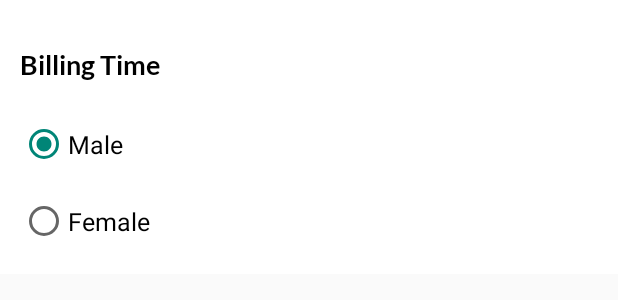
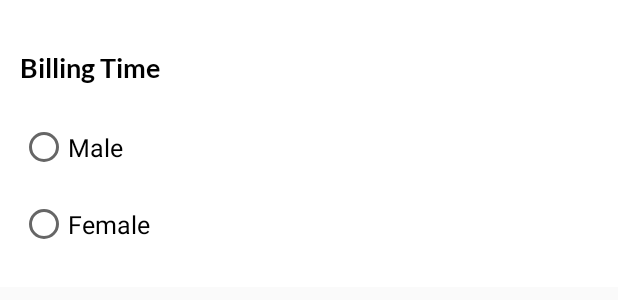
Before and after one commit to mariyarajendran/KotlinAndroid, an Android app: the layout custom_radio_group_dialog.xml on its own in the app's theme, with its tools: preview values and no code run, on a phone screen of 412 x 824 dp. Shown: the top 300 px of the screen. Run offline under Robolectric (Android 15) with nearby library versions, the phone set to English and light mode, and no system bars; Roboto replaces fonts that are not available here.

Commit message:
customer registaration radio button integrated

```diff
--- a/app/src/main/java/absa/cgs/com/ui/screens/register/RegistrationView.kt
+++ b/app/src/main/java/absa/cgs/com/ui/screens/register/RegistrationView.kt
@@ -1,6 +1,7 @@
 package absa.cgs.com.ui.screens.register
 
 import absa.cgs.com.ui.screens.base.BaseMvpView
+import absa.cgs.com.ui.screens.register.model.RadioButtonDataModel
 
 interface RegistrationView : BaseMvpView {
 
@@ -8,4 +9,6 @@ interface RegistrationView : BaseMvpView {
     fun onFailureResponse(error: String)
 
     fun showDialogMaleOrFemale()
+
+    fun onRadioButtonClickedListener(radioButtonListDataModel: List<RadioButtonDataModel>,title: String)
 }
--- /dev/null
+++ b/app/src/main/java/absa/cgs/com/ui/screens/register/model/RadioButtonDataModel.kt
@@ -0,0 +1,3 @@
+package absa.cgs.com.ui.screens.register.model
+
+data class RadioButtonDataModel(var title: String?)
--- a/app/src/main/res/layout/custom_radio_group_dialog.xml
+++ b/app/src/main/res/layout/custom_radio_group_dialog.xml
@@ -7,7 +7,7 @@
     android:orientation="vertical">
 
     <absa.cgs.com.utils.fonts.CustomTextView
-        android:id="@+id/custom_radio_group_tile_hint"
+        android:id="@+id/customRadioGroupTileHint"
         android:layout_width="match_parent"
         android:layout_height="wrap_content"
         android:layout_marginLeft="@dimen/_10sdp"
@@ -22,31 +22,31 @@
         app:layout_constraintVertical_bias="0.2"></absa.cgs.com.utils.fonts.CustomTextView>
 
     <RadioGroup
-        android:id="@+id/custom_radio_group"
+        android:id="@+id/customRadioGroup"
         android:layout_width="match_parent"
         android:layout_height="wrap_content"
         android:layout_marginLeft="@dimen/_10sdp"
         android:layout_marginTop="@dimen/_20sdp"
         android:layout_marginRight="@dimen/_10sdp"
-        android:layout_marginBottom="@dimen/_15sdp"
+        android:layout_marginBottom="@dimen/_20sdp"
         app:layout_constraintBottom_toBottomOf="parent"
         app:layout_constraintEnd_toEndOf="parent"
         app:layout_constraintStart_toStartOf="parent"
-        app:layout_constraintTop_toBottomOf="@+id/custom_radio_group_tile_hint"
+        app:layout_constraintTop_toBottomOf="@+id/customRadioGroupTileHint"
         app:layout_constraintVertical_bias="0.03">
 
         <absa.cgs.com.utils.fonts.CustomRadioButton
-            android:id="@+id/custom_radio_button_one"
+            android:id="@+id/customRadioButtonOne"
             android:layout_width="match_parent"
             android:layout_height="wrap_content"
-            android:checked="true"
+            android:checked="false"
             android:text="Male"
             android:textColor="@color/colorBlack"
             android:textSize="@dimen/_13sdp"></absa.cgs.com.utils.fonts.CustomRadioButton>
 
 
         <absa.cgs.com.utils.fonts.CustomRadioButton
-            android:id="@+id/custom_radio_button_two"
+            android:id="@+id/customRadioButtonTwo"
             android:layout_width="match_parent"
             android:layout_height="wrap_content"
             android:layout_marginTop="@dimen/_15sdp"
```
Also changed, not shown: app/src/main/java/absa/cgs/com/ui/screens/register/CustomerRegister.kt (+37 -8 lines), app/src/main/java/absa/cgs/com/ui/screens/register/RegistrationPresenter.kt (+37 -3 lines), app/src/main/java/absa/cgs/com/utils/DialogUtils.kt (+34 -1 lines).
